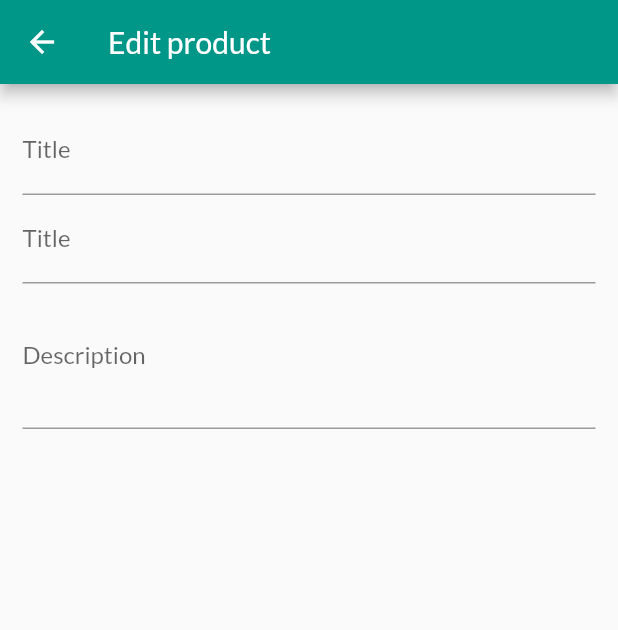
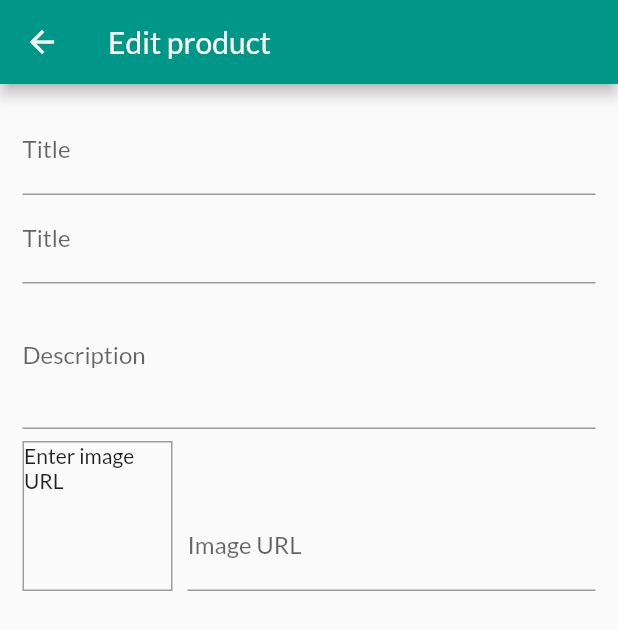
Before and after one commit to edubskiy/nutrioshop, a Flutter app: the ManageEditProductScreen screen opened by its route, on a phone screen of 412 x 824 dp. Shown: the top 630 px of the screen. Run offline on Flutter 3.47's test engine with Material 2 defaults, Android fonts, the light colour scheme and no system bars; network calls fail.

Commit message:
Added new input to load image via URL with preview box

```diff
--- a/lib/manage/screens/manage_edit_product_screen.dart
+++ b/lib/manage/screens/manage_edit_product_screen.dart
@@ -11,13 +11,31 @@ class ManageEditProductScreen extends StatefulWidget {
 class _ManageEditProductScreenState extends State<ManageEditProductScreen> {
   final _priceFocusNode = FocusNode();
   final _descriptionFocusNode = FocusNode();
+  final _imageUrlFocusNode = FocusNode();
+  final _imageUrlController = TextEditingController();
+
+  void initState() {
+    _imageUrlFocusNode.addListener(_updateImageUrl);
+
+    super.initState();
+  }
 
   @override
   void dispose() {
     _priceFocusNode.dispose();
     _descriptionFocusNode.dispose();
+    _imageUrlFocusNode.removeListener(_updateImageUrl);
+    _imageUrlFocusNode.dispose();
 
     super.dispose();
+  }
+
+  _updateImageUrl() {
+    if ( ! _imageUrlFocusNode.hasFocus) {
+      // it is a bit of a hack: force update state to provide text of _imageUrlController
+      // and update our image preview
+      setState(() {});
+    }
   }
 
   @override
@@ -48,11 +66,43 @@ class _ManageEditProductScreenState extends State<ManageEditProductScreen> {
                 },
               ),
               TextFormField(
-                decoration: InputDecoration(labelText: 'Description'),
-                maxLines: 3,
-                focusNode: _descriptionFocusNode,
-                keyboardType: TextInputType.multiline
-              ),
+                  decoration: InputDecoration(labelText: 'Description'),
+                  maxLines: 3,
+                  focusNode: _descriptionFocusNode,
+                  keyboardType: TextInputType.multiline),
+              Row(
+                crossAxisAlignment: CrossAxisAlignment.end,
+                children: <Widget>[
+                  Container(
+                    width: 100,
+                    height: 100,
+                    margin: EdgeInsets.only(top: 8, right: 10),
+                    decoration: BoxDecoration(
+                      border: Border.all(
+                        width: 1,
+                        color: Colors.grey
+                      ),
+                    ),
+                    child: _imageUrlController.text.isEmpty
+                      ? Text('Enter image URL')
+                      : FittedBox(
+                        child: Image.network(
+                          _imageUrlController.text,
+                          fit: BoxFit.cover
+                        ),
+                      ),
+                  ),
+                  Expanded(
+                    child: TextFormField(
+                      decoration: InputDecoration(labelText: 'Image URL'),
+                      keyboardType: TextInputType.url,
+                      textInputAction: TextInputAction.done,
+                      controller: _imageUrlController,
+                      focusNode: _imageUrlFocusNode,
+                    ),
+                  )
+                ],
+              )
             ],
           ),
         ),
```
